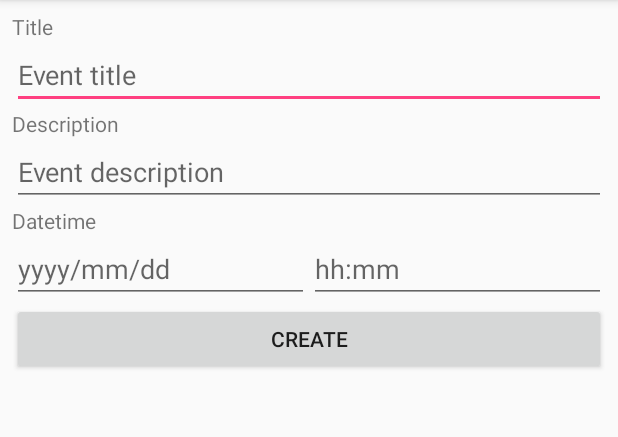
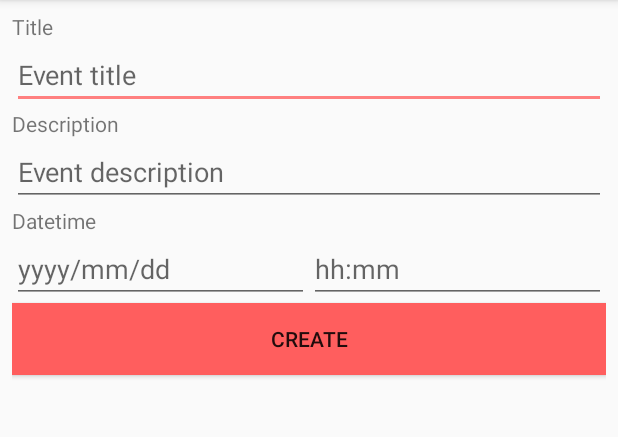
Before and after one commit to bossvellore/rimpa, an Android app: the EventAddActivity screen opened directly, with no data from a screen before it, on a phone screen of 412 x 824 dp, the part 84-521 px from its top. Run offline under Robolectric (Android 15) with nearby library versions, the phone set to English and light mode, and no system bars.

```diff
--- a/src/main/res/layout/activity_event_add.xml
+++ b/src/main/res/layout/activity_event_add.xml
@@ -70,7 +70,8 @@
                 android:layout_weight="1"
                 android:ems="10"
                 android:hint="yyyy/mm/dd"
-                android:inputType="date" />
+                android:inputType="date"
+                android:focusable="false"/>
 
             <EditText
                 android:id="@+id/timeTxt"
@@ -79,13 +80,16 @@
                 android:layout_weight="1"
                 android:ems="10"
                 android:hint="hh:mm"
-                android:inputType="time" />
+                android:inputType="time"
+                android:focusable="false"/>
         </LinearLayout>
 
         <Button
             android:id="@+id/eventCreateBtn"
+            style="@style/Widget.AppCompat.Button"
             android:layout_width="match_parent"
             android:layout_height="wrap_content"
+            android:background="@color/colorPrimary"
             android:text="Create" />
     </LinearLayout>
 </android.support.constraint.ConstraintLayout>
--- a/src/main/res/layout/activity_event_attendee.xml
+++ b/src/main/res/layout/activity_event_attendee.xml
@@ -28,6 +28,7 @@
         android:layout_height="wrap_content"
         android:layout_gravity="bottom|end"
         android:layout_margin="@dimen/fab_margin"
+        app:backgroundTint="@color/colorPrimary"
         app:srcCompat="@android:drawable/ic_menu_add" />
 
 </android.support.design.widget.CoordinatorLayout>
--- a/src/main/res/values/colors.xml
+++ b/src/main/res/values/colors.xml
@@ -2,5 +2,5 @@
 <resources>
     <color name="colorPrimary">#ff5e5e</color>
     <color name="colorPrimaryDark">#ff8080</color>
-    <color name="colorAccent">#FF4081</color>
+    <color name="colorAccent">#ff8080</color>
 </resources>
--- a/src/main/res/values/styles.xml
+++ b/src/main/res/values/styles.xml
@@ -6,6 +6,8 @@
         <item name="colorPrimary">@color/colorPrimary</item>
         <item name="colorPrimaryDark">@color/colorPrimaryDark</item>
         <item name="colorAccent">@color/colorAccent</item>
+        <item name="android:dialogTheme">@color/colorPrimary</item>
+        <item name="android:alertDialogTheme">@color/colorPrimary</item>
     </style>
 
     <style name="AppTheme.NoActionBar">
```
Also changed, not shown: src/main/java/com/dsa/rimpark/EventAddActivity.java (+58 -1 lines), 1 other file.
